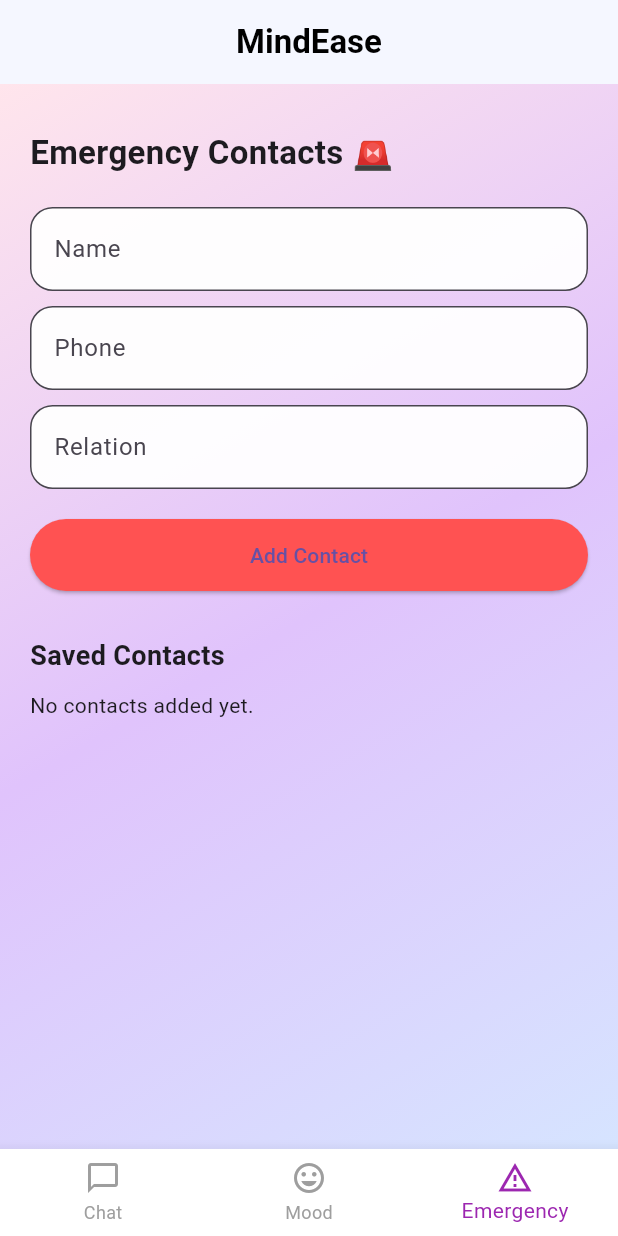
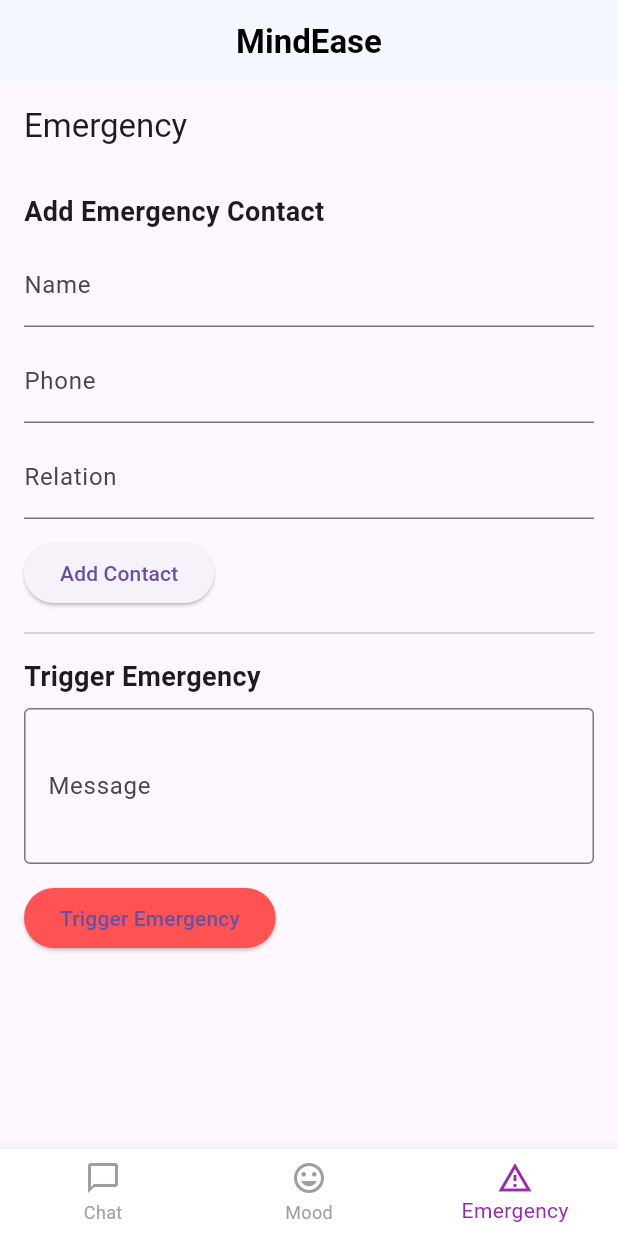
Before and after one commit to Astha909/MindEase, a Flutter app: the HomeScreen screen opened directly, item 3 of the bottom bar chosen, after a tap on "Add Contact", on a phone screen of 412 x 824 dp. Run offline on Flutter 3.47's test engine with Material 3 defaults, Android fonts, the phone set to English and light mode, and no system bars; our stand-ins replace cloud_firestore, firebase_auth, firebase_core, google_sign_in; accounts and stored records are empty.

Commit message:
files updated

```diff
--- a/lib/controllers/emergency_controller.dart
+++ b/lib/controllers/emergency_controller.dart
@@ -37,11 +37,10 @@ class EmergencyController extends ChangeNotifier {
         message: message,
         keywordsFound: keywordsFound,
       );
-    }catch (e) {
+    } catch (e) {
       print("EMERGENCY ERROR: $e");
       _setError("Emergency process failed");
-    }
-    finally {
+    } finally {
       _setLoading(false);
     }
   }
--- a/lib/screens/emergency_screen.dart
+++ b/lib/screens/emergency_screen.dart
@@ -1,267 +1,169 @@
 import 'package:flutter/material.dart';
-import 'package:firebase_auth/firebase_auth.dart';
-import 'package:cloud_firestore/cloud_firestore.dart';
 import '../controllers/emergency_controller.dart';
-import '../services/emergency_service.dart';
 
 class EmergencyScreen extends StatefulWidget {
-  const EmergencyScreen({super.key});
+  final EmergencyController emergencyController;
+
+  const EmergencyScreen({super.key, required this.emergencyController});
 
   @override
   State<EmergencyScreen> createState() => _EmergencyScreenState();
 }
 
 class _EmergencyScreenState extends State<EmergencyScreen> {
-  final EmergencyController _controller = EmergencyController();
-  final EmergencyService _service = EmergencyService();
-
   final TextEditingController _nameController = TextEditingController();
   final TextEditingController _phoneController = TextEditingController();
   final TextEditingController _relationController = TextEditingController();
+  final TextEditingController _messageController = TextEditingController();
+
+  @override
+  void dispose() {
+    _nameController.dispose();
+    _phoneController.dispose();
+    _relationController.dispose();
+    _messageController.dispose();
+    super.dispose();
+  }
+
+  Future<void> _addContact() async {
+    final userId = "user-id-placeholder"; // Replace with actual user ID
+    final name = _nameController.text.trim();
+    final phone = _phoneController.text.trim();
+    final relation = _relationController.text.trim();
+
+    if (name.isEmpty || phone.isEmpty || relation.isEmpty) return;
+
+    await widget.emergencyController.addContact(
+      userId: userId,
+      name: name,
+      phone: phone,
+      relation: relation,
+    );
+
+    if (widget.emergencyController.errorMessage != null) {
+      ScaffoldMessenger.of(context).showSnackBar(
+        SnackBar(content: Text(widget.emergencyController.errorMessage!)),
+      );
+    } else {
+      ScaffoldMessenger.of(context).showSnackBar(
+        const SnackBar(content: Text("Contact added successfully")),
+      );
+      _nameController.clear();
+      _phoneController.clear();
+      _relationController.clear();
+    }
+  }
+
+  Future<void> _triggerEmergency() async {
+    final userId = "user-id-placeholder"; // Replace with actual user ID
+    final message = _messageController.text.trim();
+
+    if (message.isEmpty) return;
+
+    final keywordsFound =
+        widget.emergencyController.checkEmergencyKeywords(message);
+
+    if (keywordsFound.isEmpty) {
+      ScaffoldMessenger.of(context).showSnackBar(
+        const SnackBar(content: Text("No emergency keywords found")),
+      );
+      return;
+    }
+
+    await widget.emergencyController.triggerEmergency(
+      userId: userId,
+      message: message,
+      keywordsFound: keywordsFound,
+    );
+
+    if (widget.emergencyController.errorMessage != null) {
+      ScaffoldMessenger.of(context).showSnackBar(
+        SnackBar(content: Text(widget.emergencyController.errorMessage!)),
+      );
+    } else {
+      ScaffoldMessenger.of(context).showSnackBar(
+        const SnackBar(content: Text("Emergency triggered successfully")),
+      );
+      _messageController.clear();
+    }
+  }
 
   @override
   Widget build(BuildContext context) {
-    final userId = FirebaseAuth.instance.currentUser!.uid;
+    final isLoading = widget.emergencyController.isLoading;
 
-    return LayoutBuilder(
-      builder: (context, constraints) {
-        return SingleChildScrollView(
-          physics: const BouncingScrollPhysics(),
-          child: ConstrainedBox(
-            constraints: BoxConstraints(
-              minHeight: constraints.maxHeight,
-            ),
-            child: Container(
-              padding: const EdgeInsets.all(20),
-              decoration: const BoxDecoration(
-                gradient: LinearGradient(
-                  colors: [
-                    Color(0xFFFFE5EC),
-                    Color(0xFFE0C3FC),
-                    Color(0xFFD6E4FF),
-                  ],
-                  begin: Alignment.topLeft,
-                  end: Alignment.bottomRight,
-                ),
-              ),
+    return Scaffold(
+      appBar: AppBar(title: const Text("Emergency")),
+      body: SafeArea(
+        child: SingleChildScrollView(
+          padding: const EdgeInsets.all(16),
           child: Column(
             crossAxisAlignment: CrossAxisAlignment.start,
             children: [
-                  const SizedBox(height: 10),
-
-                  const Text(
-                    "Emergency Contacts 🚨",
-                    style: TextStyle(
-                      fontSize: 22,
-                      fontWeight: FontWeight.bold,
-                    ),
-                  ),
-
-                  const SizedBox(height: 20),
-
-                  /// NAME
+              const Text("Add Emergency Contact",
+                  style: TextStyle(fontSize: 18, fontWeight: FontWeight.bold)),
+              const SizedBox(height: 8),
               TextField(
                 controller: _nameController,
-                    decoration: _inputDecoration("Name"),
+                decoration: const InputDecoration(labelText: "Name"),
               ),
-
-                  const SizedBox(height: 10),
-
-                  /// PHONE
+              const SizedBox(height: 8),
               TextField(
                 controller: _phoneController,
+                decoration: const InputDecoration(labelText: "Phone"),
                 keyboardType: TextInputType.phone,
-                    decoration: _inputDecoration("Phone"),
               ),
-
-                  const SizedBox(height: 10),
-
-                  /// RELATION
+              const SizedBox(height: 8),
               TextField(
                 controller: _relationController,
-                    decoration: _inputDecoration("Relation"),
+                decoration: const InputDecoration(labelText: "Relation"),
               ),
-
-                  const SizedBox(height: 20),
-
-                  /// ADD BUTTON
-                  AnimatedBuilder(
-                    animation: _controller,
-                    builder: (context, _) {
-                      return SizedBox(
-                        width: double.infinity,
-                        child: ElevatedButton(
-                          onPressed: _controller.isLoading
-                              ? null
-                              : () async {
-                                  if (_nameController.text.isEmpty ||
-                                      _phoneController.text.isEmpty ||
-                                      _relationController.text.isEmpty) {
-                                    return;
-                                  }
-
-                                  await _controller.addContact(
-                                    userId: userId,
-                                    name: _nameController.text,
-                                    phone: _phoneController.text,
-                                    relation: _relationController.text,
-                                  );
-
-                                  _nameController.clear();
-                                  _phoneController.clear();
-                                  _relationController.clear();
-
-                                  ScaffoldMessenger.of(context).showSnackBar(
-                                    const SnackBar(
-                                      content:
-                                          Text("Contact Added Successfully"),
+              const SizedBox(height: 12),
+              ElevatedButton(
+                onPressed: isLoading ? null : _addContact,
+                child: isLoading
+                    ? const SizedBox(
+                        width: 20,
+                        height: 20,
+                        child: CircularProgressIndicator(
+                          color: Colors.white,
+                          strokeWidth: 2,
+                        ))
+                    : const Text("Add Contact"),
               ),
-                                  );
-                                },
+              const Divider(height: 32, thickness: 1),
+              const Text("Trigger Emergency",
+                  style: TextStyle(fontSize: 18, fontWeight: FontWeight.bold)),
+              const SizedBox(height: 8),
+              TextField(
+                controller: _messageController,
+                decoration: const InputDecoration(
+                  labelText: "Message",
+                  hintText: "Describe your emergency",
+                  border: OutlineInputBorder(),
+                ),
+                maxLines: 3,
+              ),
+              const SizedBox(height: 12),
+              ElevatedButton(
+                onPressed: isLoading ? null : _triggerEmergency,
                 style: ElevatedButton.styleFrom(
                   backgroundColor: Colors.redAccent,
-                            padding: const EdgeInsets.symmetric(vertical: 14),
-                            shape: RoundedRectangleBorder(
-                              borderRadius: BorderRadius.circular(25),
                 ),
+                child: isLoading
+                    ? const SizedBox(
+                        width: 20,
+                        height: 20,
+                        child: CircularProgressIndicator(
+                          color: Colors.white,
+                          strokeWidth: 2,
+                        ))
+                    : const Text("Trigger Emergency"),
               ),
-                          child: _controller.isLoading
-                              ? const CircularProgressIndicator(
-                                  color: Colors.white)
-                              : const Text("Add Contact"),
-                        ),
-                      );
-                    },
-                  ),
-
-                  const SizedBox(height: 30),
-
-                  const Text(
-                    "Saved Contacts",
-                    style: TextStyle(
-                      fontSize: 18,
-                      fontWeight: FontWeight.w600,
-                    ),
-                  ),
-
-                  const SizedBox(height: 10),
-
-                  /// CONTACT LIST
-                  StreamBuilder<QuerySnapshot>(
-                    stream: _service.getEmergencyContacts(userId),
-                    builder: (context, snapshot) {
-                      if (!snapshot.hasData) {
-                        return const Center(child: CircularProgressIndicator());
-                      }
-
-                      final docs = snapshot.data!.docs;
-
-                      if (docs.isEmpty) {
-                        return const Text(
-                          "No contacts added yet.",
-                        );
-                      }
-
-                      return Column(
-                        children: docs.map((doc) {
-                          final data = doc.data() as Map<String, dynamic>;
-
-                          return Container(
-                            margin: const EdgeInsets.symmetric(vertical: 6),
-                            padding: const EdgeInsets.all(14),
-                            decoration: BoxDecoration(
-                              color: Colors.white.withOpacity(0.95),
-                              borderRadius: BorderRadius.circular(15),
-                            ),
-                            child: Row(
-                              mainAxisAlignment: MainAxisAlignment.spaceBetween,
-                              children: [
-                                Column(
-                                  crossAxisAlignment: CrossAxisAlignment.start,
-                                  children: [
-                                    Text(
-                                      data['name'] ?? '',
-                                      style: const TextStyle(
-                                        fontWeight: FontWeight.bold,
-                                      ),
-                                    ),
-                                    Text("📞 ${data['phone']}"),
-                                    Text("Relation: ${data['relation']}"),
-                                  ],
-                                ),
-
-                                /// DELETE BUTTON WITH CONFIRMATION
-                                IconButton(
-                                  icon: const Icon(Icons.delete,
-                                      color: Colors.red),
-                                  onPressed: () async {
-                                    final shouldDelete = await showDialog<bool>(
-                                      context: context,
-                                      builder: (context) {
-                                        return AlertDialog(
-                                          title: const Text("Delete Contact"),
-                                          content: const Text(
-                                              "Do you want to delete this contact?"),
-                                          actions: [
-                                            TextButton(
-                                              onPressed: () =>
-                                                  Navigator.of(context)
-                                                      .pop(false),
-                                              child: const Text("Cancel"),
-                                            ),
-                                            TextButton(
-                                              onPressed: () =>
-                                                  Navigator.of(context)
-                                                      .pop(true),
-                                              child: const Text(
-                                                "Delete",
-                                                style: TextStyle(
-                                                    color: Colors.red),
-                                              ),
-                                            ),
-                                          ],
-                                        );
-                                      },
-                                    );
-
-                                    if (shouldDelete != null && shouldDelete) {
-                                      await _service
-                                          .deleteEmergencyContact(doc.id);
-
-                                      ScaffoldMessenger.of(context)
-                                          .showSnackBar(
-                                        const SnackBar(
-                                            content: Text("Contact Deleted")),
-                                      );
-                                    }
-                                  },
-                                ),
-                              ],
-                            ),
-                          );
-                        }).toList(),
-                      );
-                    },
-                  ),
-
-                  const SizedBox(height: 60),
             ],
           ),
         ),
       ),
     );
-      },
-    );
-  }
-
-  InputDecoration _inputDecoration(String hint) {
-    return InputDecoration(
-      hintText: hint,
-      filled: true,
-      fillColor: Colors.white.withOpacity(0.95),
-      border: OutlineInputBorder(
-        borderRadius: BorderRadius.circular(15),
-      ),
-    );
   }
 }
--- a/lib/screens/home_screen.dart
+++ b/lib/screens/home_screen.dart
@@ -1,11 +1,12 @@
 import 'package:flutter/material.dart';
 import '../controllers/home_controller.dart';
+import '../controllers/emergency_controller.dart';
 import 'chat_screen.dart';
 import 'mood_screen.dart';
 import 'emergency_screen.dart';
 
 class HomeScreen extends StatefulWidget {
-  const HomeScreen({super.key}); // ⚠️ const MUST be here
+  const HomeScreen({super.key}); // ✅ Keep const
 
   @override
   State<HomeScreen> createState() => _HomeScreenState();
@@ -13,6 +14,15 @@ class HomeScreen extends StatefulWidget {
 
 class _HomeScreenState extends State<HomeScreen> {
   final HomeController _homeController = HomeController();
+
+  // ✅ EmergencyController instance WITHOUT importing or passing service
+  late final EmergencyController _emergencyController;
+
+  @override
+  void initState() {
+    super.initState();
+    _emergencyController = EmergencyController(); // uses default constructor
+  }
 
   @override
   Widget build(BuildContext context) {
@@ -39,13 +49,12 @@ class _HomeScreenState extends State<HomeScreen> {
               return ChatScreen(
                 chatController: _homeController.chatController,
               );
-
             case 1:
               return const MoodScreen();
-
             case 2:
-              return const EmergencyScreen();
-
+              return EmergencyScreen(
+                emergencyController: _emergencyController,
+              );
             default:
               return const SizedBox();
           }
```
Lines whose indentation alone changed are shown as unchanged.
